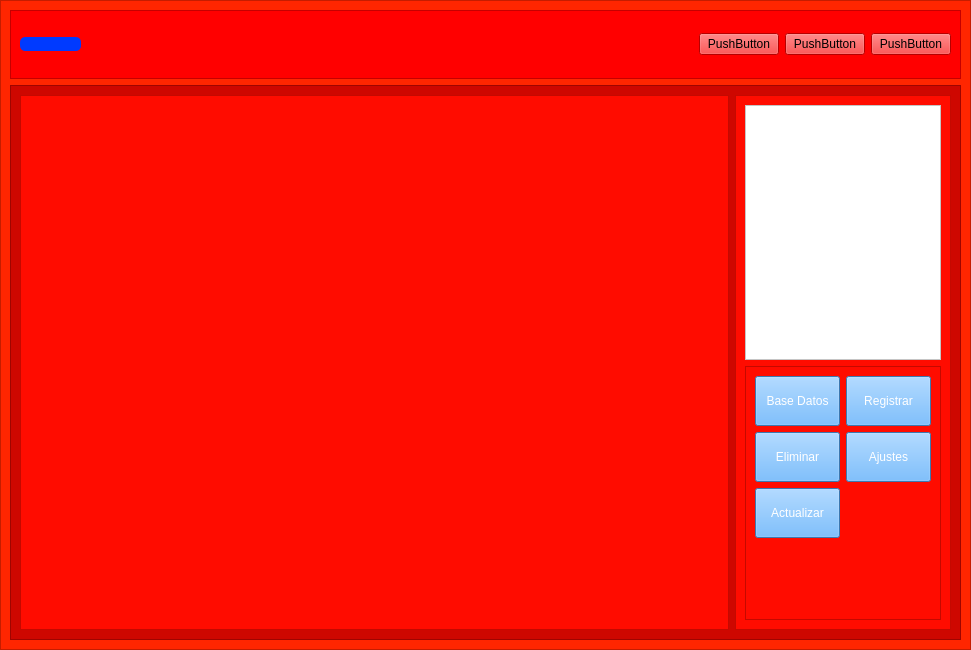
RYP12/SAFA, file 1º DAW/PROYECTOS/Pokedex_WebScraping/InterfazPokedex.ui: the form before one commit.
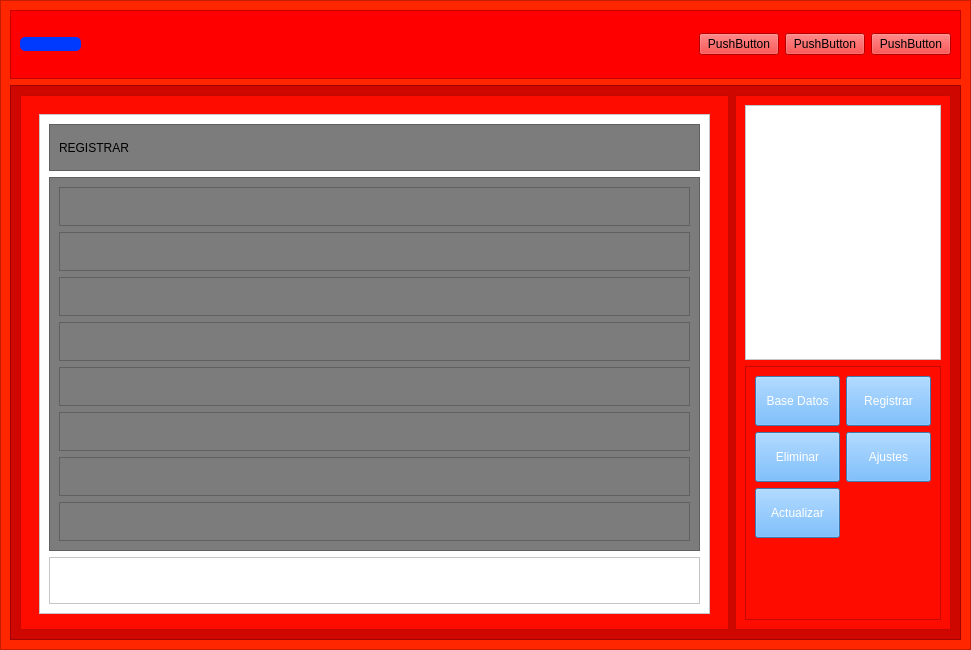
The form after the commit. The open tabs and pages were chosen to show the change.

```diff
--- a/1º DAW/PROYECTOS/Pokedex_WebScraping/InterfazPokedex.ui
+++ b/1º DAW/PROYECTOS/Pokedex_WebScraping/InterfazPokedex.ui
@@ -199,7 +199,155 @@
                </layout>
               </widget>
               <widget class="QWidget" name="page_registrar"/>
-              <widget class="QWidget" name="page_actualizar"/>
+              <widget class="QWidget" name="page_actualizar">
+               <layout class="QHBoxLayout" name="horizontalLayout_5">
+                <item>
+                 <widget class="QFrame" name="frame_16">
+                  <property name="styleSheet">
+                   <string notr="true">background-color: rgb(255, 255, 255);</string>
+                  </property>
+                  <property name="frameShape">
+                   <enum>QFrame::Shape::StyledPanel</enum>
+                  </property>
+                  <property name="frameShadow">
+                   <enum>QFrame::Shadow::Raised</enum>
+                  </property>
+                  <layout class="QVBoxLayout" name="verticalLayout_10" stretch="1,8,1">
+                   <item>
+                    <widget class="QFrame" name="frame_17">
+                     <property name="styleSheet">
+                      <string notr="true">background-color: rgb(124, 124, 124);</string>
+                     </property>
+                     <property name="frameShape">
+                      <enum>QFrame::Shape::StyledPanel</enum>
+                     </property>
+                     <property name="frameShadow">
+                      <enum>QFrame::Shadow::Raised</enum>
+                     </property>
+                     <layout class="QHBoxLayout" name="horizontalLayout_7">
+                      <item>
+                       <widget class="QLabel" name="label_11">
+                        <property name="styleSheet">
+                         <string notr="true">color: rgb(0, 0, 0);</string>
+                        </property>
+                        <property name="text">
+                         <string>REGISTRAR</string>
+                        </property>
+                       </widget>
+                      </item>
+                     </layout>
+                    </widget>
+                   </item>
+                   <item>
+                    <widget class="QFrame" name="frame_18">
+                     <property name="styleSheet">
+                      <string notr="true">background-color: rgb(124, 124, 124);</string>
+                     </property>
+                     <property name="frameShape">
+                      <enum>QFrame::Shape::StyledPanel</enum>
+                     </property>
+                     <property name="frameShadow">
+                      <enum>QFrame::Shadow::Raised</enum>
+                     </property>
+                     <layout class="QVBoxLayout" name="verticalLayout_11" stretch="0,0,0,0,0,0,0,0">
+                      <item>
+                       <widget class="QFrame" name="frame_21">
+                        <property name="frameShape">
+                         <enum>QFrame::Shape::StyledPanel</enum>
+                        </property>
+                        <property name="frameShadow">
+                         <enum>QFrame::Shadow::Raised</enum>
+                        </property>
+                       </widget>
+                      </item>
+                      <item>
+                       <widget class="QFrame" name="frame_27">
+                        <property name="frameShape">
+                         <enum>QFrame::Shape::StyledPanel</enum>
+                        </property>
+                        <property name="frameShadow">
+                         <enum>QFrame::Shadow::Raised</enum>
+                        </property>
+                       </widget>
+                      </item>
+                      <item>
+                       <widget class="QFrame" name="frame_26">
+                        <property name="frameShape">
+                         <enum>QFrame::Shape::StyledPanel</enum>
+                        </property>
+                        <property name="frameShadow">
+                         <enum>QFrame::Shadow::Raised</enum>
+                        </property>
+                       </widget>
+                      </item>
+                      <item>
+                       <widget class="QFrame" name="frame_25">
+                        <property name="frameShape">
+                         <enum>QFrame::Shape::StyledPanel</enum>
+                        </property>
+                        <property name="frameShadow">
+                         <enum>QFrame::Shadow::Raised</enum>
+                        </property>
+                       </widget>
+                      </item>
+                      <item>
+                       <widget class="QFrame" name="frame_24">
+                        <property name="frameShape">
+                         <enum>QFrame::Shape::StyledPanel</enum>
+                        </property>
+                        <property name="frameShadow">
+                         <enum>QFrame::Shadow::Raised</enum>
+                        </property>
+                       </widget>
+                      </item>
+                      <item>
+                       <widget class="QFrame" name="frame_23">
+                        <property name="frameShape">
+                         <enum>QFrame::Shape::StyledPanel</enum>
+                        </property>
+                        <property name="frameShadow">
+                         <enum>QFrame::Shadow::Raised</enum>
+                        </property>
+                       </widget>
+                      </item>
+                      <item>
+                       <widget class="QFrame" name="frame_22">
+                        <property name="frameShape">
+                         <enum>QFrame::Shape::StyledPanel</enum>
+                        </property>
+                        <property name="frameShadow">
+                         <enum>QFrame::Shadow::Raised</enum>
+                        </property>
+                       </widget>
+                      </item>
+                      <item>
+                       <widget class="QFrame" name="frame_20">
+                        <property name="frameShape">
+                         <enum>QFrame::Shape::StyledPanel</enum>
+                        </property>
+                        <property name="frameShadow">
+                         <enum>QFrame::Shadow::Raised</enum>
+                        </property>
+                       </widget>
+                      </item>
+                     </layout>
+                    </widget>
+                   </item>
+                   <item>
+                    <widget class="QFrame" name="frame_19">
+                     <property name="frameShape">
+                      <enum>QFrame::Shape::StyledPanel</enum>
+                     </property>
+                     <property name="frameShadow">
+                      <enum>QFrame::Shadow::Raised</enum>
+                     </property>
+                    </widget>
+                   </item>
+                  </layout>
+                 </widget>
+                </item>
+               </layout>
+              </widget>
               <widget class="QWidget" name="page_eliminar"/>
               <widget class="QWidget" name="page_ajustes"/>
               <widget class="QWidget" name="page_baseDatos">
```
Left out of the diff: 2 changed lines with no effect on the pictures.
